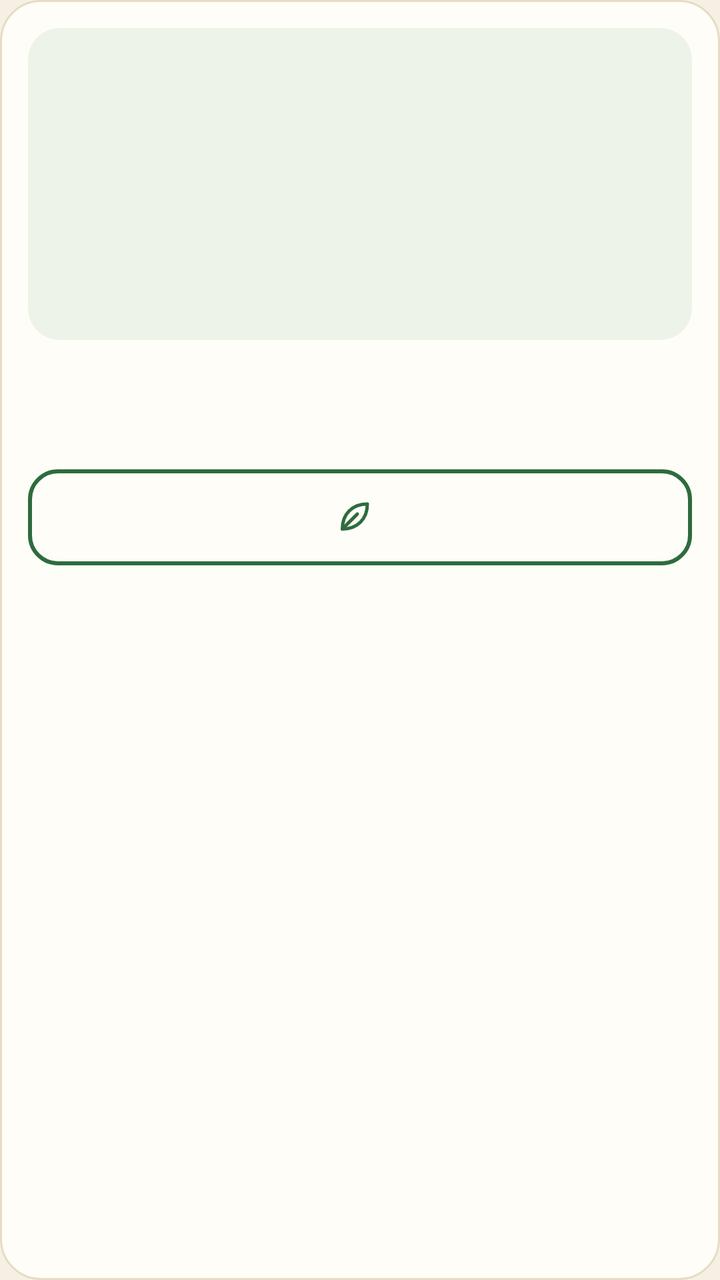
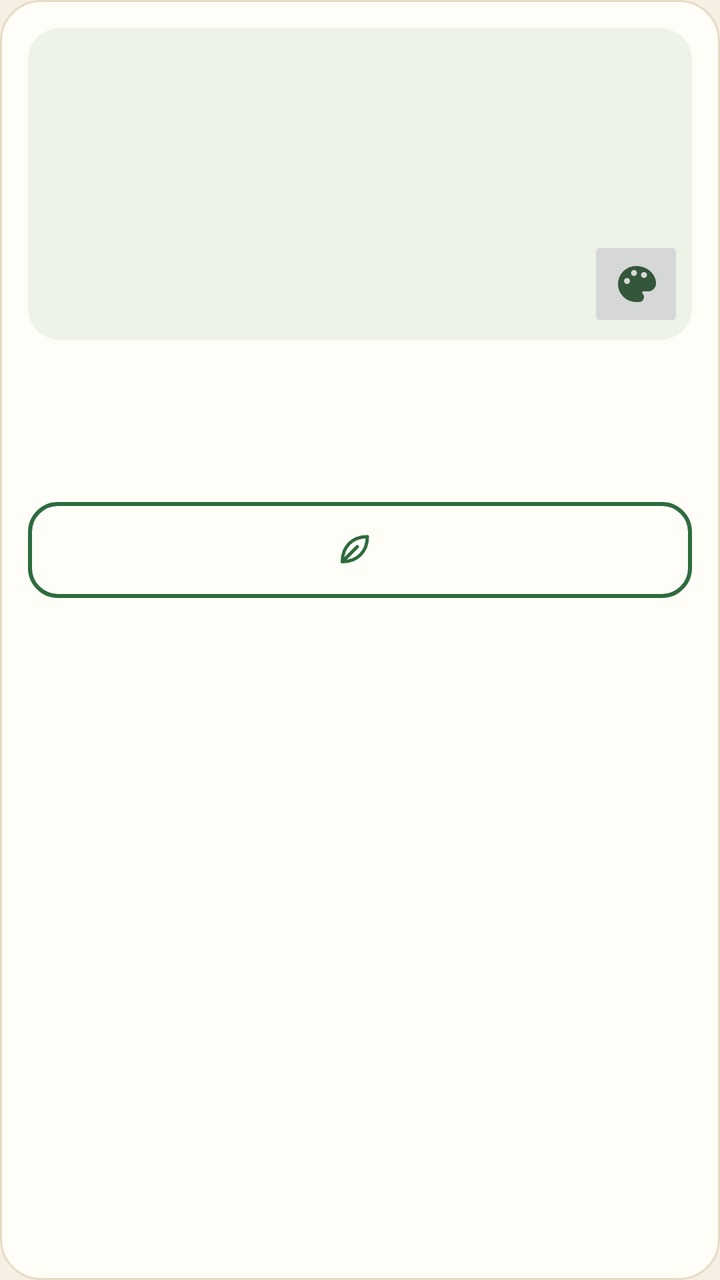

Before-and-after screenshots of an Android layout around one commit, followed by the original layout XML and the change that was made.
<!-- AndroidManifest.xml: application theme Theme.JavaApplication -->
<!-- res/layout/item_shop.xml -->
<?xml version="1.0" encoding="utf-8"?>
<LinearLayout xmlns:android="http://schemas.android.com/apk/res/android"
    android:layout_width="match_parent"
    android:layout_height="wrap_content"
    android:background="@drawable/bg_card"
    android:gravity="center_horizontal"
    android:orientation="vertical"
    android:padding="14dp">

    <FrameLayout
        android:layout_width="match_parent"
        android:layout_height="156dp"
        android:background="@drawable/bg_thumb">

        
        <com.mangofit.app.view.MangoView
            android:id="@+id/shop_mango_art"
            android:layout_width="match_parent"
            android:layout_height="match_parent"
            android:importantForAccessibility="no"
            android:visibility="gone" />

        <ImageView
            android:id="@+id/shop_item_art"
            android:layout_width="match_parent"
            android:layout_height="match_parent"
            android:importantForAccessibility="no"
            android:padding="18dp"
            android:scaleType="fitCenter" />
    </FrameLayout>

    <TextView
        android:id="@+id/shop_item_name"
        android:layout_width="wrap_content"
        android:layout_height="wrap_content"
        android:layout_marginTop="12dp"
        android:gravity="center"
        android:minLines="2"
        android:maxLines="2"
        android:textColor="@color/text_primary"
        android:textSize="16sp"
        android:textStyle="bold" />

    <LinearLayout
        android:id="@+id/shop_item_button"
        android:layout_width="match_parent"
        android:layout_height="48dp"
        android:layout_marginTop="12dp"
        android:background="@drawable/bg_btn_outline"
        android:clickable="true"
        android:focusable="true"
        android:gravity="center"
        android:orientation="horizontal">

        <ImageView
            android:id="@+id/shop_item_leaf"
            android:layout_width="20dp"
            android:layout_height="20dp"
            android:layout_marginEnd="6dp"
            android:contentDescription="@string/leaves"
            android:src="@drawable/ic_leaf" />

        <TextView
            android:id="@+id/shop_item_price"
            android:layout_width="wrap_content"
            android:layout_height="wrap_content"
            android:textColor="@color/green_primary"
            android:textSize="17sp"
            android:textStyle="bold" />
    </LinearLayout>
</LinearLayout>
<!-- resources referenced by this layout -->
<resources>
  <color name="green_primary">#2E6B3E</color>
  <color name="text_primary">#2B2B26</color>
  <!-- drawable bg_btn_outline (drawable) -->
  <?xml version="1.0" encoding="utf-8"?>
  <selector xmlns:android="http://schemas.android.com/apk/res/android">
      <item android:state_pressed="true">
          <shape android:shape="rectangle">
              <corners android:radius="14dp" />
              <solid android:color="@color/thumb_bg" />
              <stroke android:width="2dp" android:color="@color/green_primary" />
          </shape>
      </item>
      <item>
          <shape android:shape="rectangle">
              <corners android:radius="14dp" />
              <solid android:color="@color/card_bg" />
              <stroke android:width="2dp" android:color="@color/green_primary" />
          </shape>
      </item>
  </selector>
  <!-- drawable bg_card (drawable) -->
  <?xml version="1.0" encoding="utf-8"?>
  <shape xmlns:android="http://schemas.android.com/apk/res/android" android:shape="rectangle">
      <corners android:radius="20dp" />
      <solid android:color="@color/card_bg" />
      <stroke android:width="1dp" android:color="@color/border" />
  </shape>
  <!-- drawable bg_thumb (drawable) -->
  <?xml version="1.0" encoding="utf-8"?>
  <shape xmlns:android="http://schemas.android.com/apk/res/android" android:shape="rectangle">
      <corners android:radius="16dp" />
      <solid android:color="@color/thumb_bg" />
  </shape>
  <!-- drawable ic_leaf (drawable) -->
  <?xml version="1.0" encoding="utf-8"?>
  <vector xmlns:android="http://schemas.android.com/apk/res/android"
      android:width="24dp"
      android:height="24dp"
      android:viewportWidth="24"
      android:viewportHeight="24">
      <path
          android:strokeColor="@color/green_primary"
          android:strokeWidth="2"
          android:strokeLineCap="round"
          android:strokeLineJoin="round"
          android:pathData="M5,19C5,10 11,4 20,4C20,13 14,19 5,19Z" />
      <path
          android:strokeColor="@color/green_primary"
          android:strokeWidth="2"
          android:strokeLineCap="round"
          android:pathData="M5,19L14,10" />
  </vector>
  <string name="leaves">이파리</string>
  <style name="Theme.JavaApplication" parent="Base.Theme.JavaApplication" />
  <color name="thumb_bg">#EEF3E8</color>
  <color name="card_bg">#FFFDF7</color>
  <color name="border">#E6DCC6</color>
  <style name="Base.Theme.JavaApplication" parent="Theme.Material3.Light.NoActionBar">
          <item name="colorPrimary">@color/green_primary</item>
          <item name="colorOnPrimary">@color/white</item>
          <item name="colorSecondary">@color/mango_orange</item>
          <item name="android:windowBackground">@color/cream_bg</item>
          <item name="android:textColorPrimary">@color/text_primary</item>
          <item name="android:textColorSecondary">@color/text_secondary</item>
      </style>
  <color name="white">#FFFFFFFF</color>
  <color name="mango_orange">#F0A93B</color>
  <color name="cream_bg">#F6F0E4</color>
  <color name="text_secondary">#6B675C</color>
</resources>

<!-- the commit's change to res/layout/item_shop.xml (unified diff, before → after) -->
@@ -27,6 +27,15 @@
             android:importantForAccessibility="no"
             android:padding="18dp"
             android:scaleType="fitCenter" />
+        <ImageButton
+            android:id="@+id/shop_color_button"
+            android:layout_width="48dp"
+            android:layout_height="48dp"
+            android:layout_gravity="bottom|end"
+            android:layout_margin="4dp"
+            android:padding="12dp"
+            android:src="@drawable/ic_palette"
+            android:contentDescription="@string/tint_title" />
     </FrameLayout>
 
     <TextView
@@ -40,6 +49,15 @@
         android:textColor="@color/text_primary"
         android:textSize="16sp"
         android:textStyle="bold" />
+
+    <TextView
+        android:id="@+id/shop_color_name"
+        android:layout_width="wrap_content"
+        android:layout_height="wrap_content"
+        android:textColor="@color/text_secondary"
+        android:textSize="12sp"
+        android:gravity="center"
+        android:maxLines="1" />
 
     <LinearLayout
         android:id="@+id/shop_item_button"
<!-- resource entries referenced after the edit -->
@@ -52,7 +52,13 @@
           android:strokeLineCap="round"
           android:pathData="M5,19L14,10" />
   </vector>
+  <!-- drawable ic_palette (drawable) -->
+  <vector xmlns:android="http://schemas.android.com/apk/res/android"
+      android:width="24dp" android:height="24dp" android:viewportWidth="24" android:viewportHeight="24">
+      <path android:fillColor="#34563B" android:pathData="M12,3a9,9 0,1 0,0 18h1.5a2.5,2.5 0,0 0,1.8 -4.2c-0.4,-0.4 -0.1,-1.1 0.5,-1.1H18a4,4 0,0 0,4 -4C22,6.9 17.5,3 12,3zM7.5,12a1.5,1.5 0,1 1,0 -3a1.5,1.5 0,0 1,0 3zM11,8a1.5,1.5 0,1 1,0 -3a1.5,1.5 0,0 1,0 3zM16,9a1.5,1.5 0,1 1,0 -3a1.5,1.5 0,0 1,0 3z" />
+  </vector>
   <string name="leaves">이파리</string>
+  <string name="tint_title">어울리는 색 고르기</string>
   <style name="Theme.JavaApplication" parent="Base.Theme.JavaApplication" />
   <color name="thumb_bg">#EEF3E8</color>
   <color name="card_bg">#FFFDF7</color>
